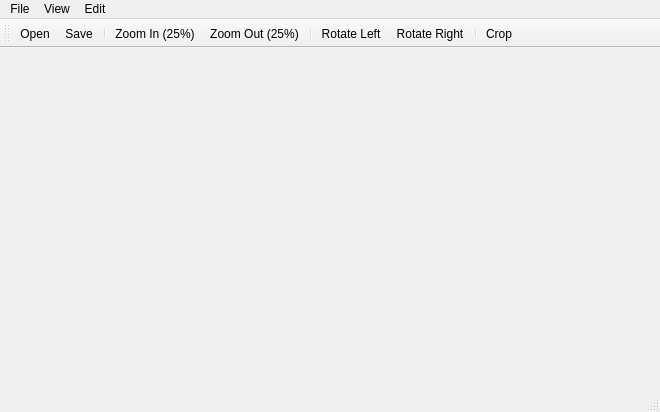
First picture: the form in imageviewer.ui, repository wojtodzio/ImageViewer, before the edit.
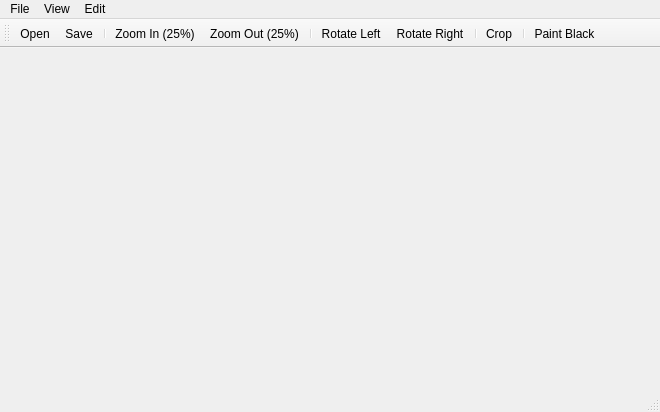
Second picture: the form after the edit. Icons and pictures are not drawn.

Commit message:
Add paint black action with free icon
https://www.iconfinder.com/icons/1021026/paint_icon#size=256

Diff of the .ui file:
```diff
--- a/imageviewer.ui
+++ b/imageviewer.ui
@@ -73,6 +73,8 @@
    <addaction name="actionRotateRight"/>
    <addaction name="separator"/>
    <addaction name="actionCrop"/>
+   <addaction name="separator"/>
+   <addaction name="actionPaintBlack"/>
   </widget>
   <widget class="QStatusBar" name="statusBar">
    <property name="enabled">
@@ -174,6 +176,15 @@
     <string>Show Toolbar</string>
    </property>
   </action>
+  <action name="actionPaintBlack">
+   <property name="icon">
+    <iconset resource="icons.qrc">
+     <normaloff>:/new/prefix1/icons/paint-black.png</normaloff>:/new/prefix1/icons/paint-black.png</iconset>
+   </property>
+   <property name="text">
+    <string>Paint Black</string>
+   </property>
+  </action>
  </widget>
  <layoutdefault spacing="6" margin="11"/>
  <resources>
```
Left out of the diff: 2 changed lines with no effect on the pictures. The commit also changes 4 other files.
